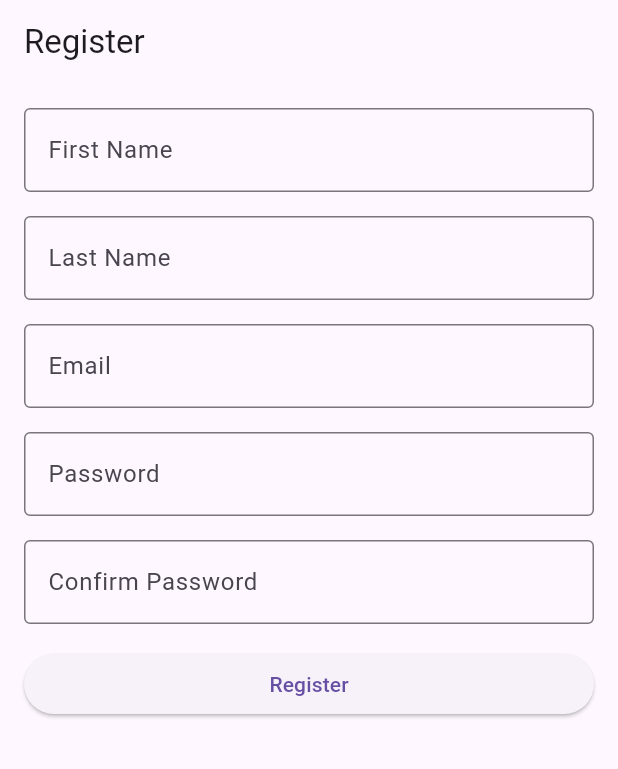
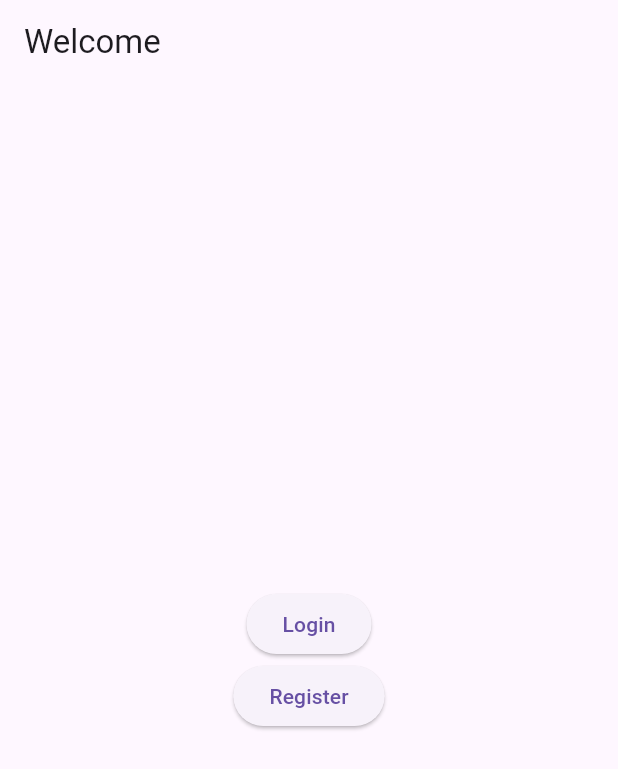
Before and after one commit to Niku05-code/BarberApp, a Flutter app: the screen it shows after launch, on a phone screen of 412 x 824 dp. Shown: the top 769 px of the screen. Run offline on Flutter 3.47's test engine with Material 3 defaults, Android fonts, the phone set to English and light mode, and no system bars; our stand-ins replace shared_preferences, table_calendar.

Commit message:
Login
Am facut pagina de login si register, sa apara doar daca user-ul nu a fost logat pana atunci, sau nu a apasat pe remember me si am terminat pagina de login sa poti intra in cont cu datele din baza de date

```diff
--- a/barberapp/lib/pages/login_page.dart
+++ b/barberapp/lib/pages/login_page.dart
@@ -23,7 +23,7 @@ class LoginPageState extends State<LoginPage> {
 
     try {
       final response = await http.post(
-        Uri.parse('http://localhost:3000/login'), // Schimbă cu URL-ul backend-ului tău
+        Uri.parse('http://127.0.0.1:3000/login'), // Schimbă cu URL-ul backend-ului tău
         body: jsonEncode({'email': email, 'password': password}),
         headers: {'Content-Type': 'application/json'},
       );
--- /dev/null
+++ b/barberapp/lib/pages/login_register_page.dart
@@ -0,0 +1,33 @@
+import 'package:flutter/material.dart';
+
+class MainPage extends StatelessWidget {
+  const MainPage({super.key});
+
+  @override
+  Widget build(BuildContext context) {
+    return Scaffold(
+      appBar: AppBar(
+        title: Text('Welcome'),
+      ),
+      body: Center(
+        child: Column(
+          mainAxisAlignment: MainAxisAlignment.center,
+          children: [
+            ElevatedButton(
+              onPressed: () {
+                Navigator.pushNamed(context, '/login');
+              },
+              child: Text('Login'),
+            ),
+            ElevatedButton(
+              onPressed: () {
+                Navigator.pushNamed(context, '/register');
+              },
+              child: Text('Register'),
+            ),
+          ],
+        ),
+      ),
+    );
+  }
+}
--- a/barberapp/lib/pages/register_page.dart
+++ b/barberapp/lib/pages/register_page.dart
@@ -18,7 +18,6 @@ class RegisterPageState extends State<RegisterPage> {
   final TextEditingController passwordController = TextEditingController();
   final TextEditingController confirmPasswordController = TextEditingController();
 
-  // Metoda pentru înregistrare
   Future<void> register() async {
     final name = nameController.text;
     final surname = surnameController.text;
@@ -46,7 +45,6 @@ class RegisterPageState extends State<RegisterPage> {
           'password': password,
         }),
         headers: {'Content-Type': 'application/json'},
-
       );
 
       if (response.statusCode == 201) {
@@ -56,10 +54,6 @@ class RegisterPageState extends State<RegisterPage> {
           SnackBar(content: Text('Registration successful!')),
         );
       } else {
-        print('Response status: ${response.statusCode}');
-        print('Response body: ${response.body}');
-
-        // Înregistrarea a eșuat
         ScaffoldMessenger.of(context).showSnackBar(
           SnackBar(content: Text('Registration failed! Please try again.')),
         );
```
Also changed, not shown: barberapp/lib/main.dart (+36 -3 lines), 1 other file.
